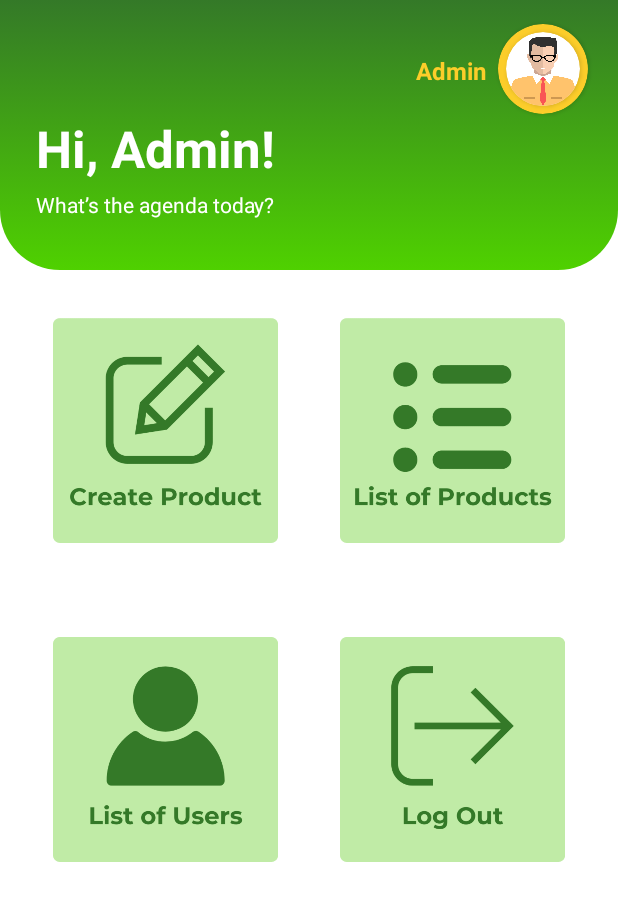
After one commit to Diolazo/practice, an Android app: the AdminDashboard screen opened directly, with no data from a screen before it, on a phone screen of 412 x 824 dp. The commit adds this screen. Shown: the top 901 px of the screen. Run offline under Robolectric (Android 15) with nearby library versions, the phone set to English and light mode, and no system bars; Roboto replaces fonts that are not available here.

Commit message:
six commit

```diff
--- a/app/build.gradle.kts
+++ b/app/build.gradle.kts
@@ -44,7 +44,8 @@ dependencies {
     implementation(libs.androidx.core.ktx)
     implementation(libs.androidx.appcompat)
     implementation(libs.material)
-    implementation("androidx.core:core-splashscreen:1.0.1")
+    implementation (libs.jbcrypt)
+    implementation(libs.androidx.core.splashscreen)
     implementation(libs.androidx.activity)
     implementation(libs.androidx.constraintlayout)
     testImplementation(libs.junit)
--- /dev/null
+++ b/app/src/main/java/com/example/practice/data/adminpanel/AdminDashboard.kt
@@ -0,0 +1,55 @@
+package com.example.practice.data.adminpanel
+
+import android.content.Intent
+import android.os.Bundle
+import android.os.Handler
+import android.os.Looper
+import android.widget.Toast
+import androidx.activity.enableEdgeToEdge
+import androidx.appcompat.app.AppCompatActivity
+import androidx.core.view.ViewCompat
+import androidx.core.view.WindowInsetsCompat
+import com.example.practice.R
+import com.example.practice.data.SignInActivity
+import com.example.practice.databinding.DesignAdminDashboardBinding
+
+class AdminDashboard : AppCompatActivity() {
+    private lateinit var binding: DesignAdminDashboardBinding
+    private var doubleBackToExitPressedOnce = false
+
+    override fun onCreate(savedInstanceState: Bundle?) {
+        super.onCreate(savedInstanceState)
+        binding = DesignAdminDashboardBinding.inflate(layoutInflater)
+        setContentView(binding.root)
+
+        binding.btnCreatep.setOnClickListener {
+            startActivity(Intent(this, AdminCreate::class.java))
+        }
+
+        binding.btnListp.setOnClickListener {
+            startActivity(Intent(this, AdminListProduct::class.java))
+        }
+
+        binding.btnListu.setOnClickListener {
+            startActivity(Intent(this, AdminListUser::class.java))
+        }
+
+        binding.btnLogout.setOnClickListener {
+            startActivity(Intent(this, SignInActivity::class.java))
+        }
+    }
+
+    override fun onBackPressed() {
+        if (doubleBackToExitPressedOnce) {
+            super.onBackPressed()
+            return
+        }
+        this.doubleBackToExitPressedOnce = true
+        Toast.makeText(this, "Press back again to exit", Toast.LENGTH_SHORT).show()
+
+        Handler(Looper.getMainLooper()).postDelayed({
+            doubleBackToExitPressedOnce = false
+        }, 2000)
+
+    }
+}
--- /dev/null
+++ b/app/src/main/res/layout/design_admin_dashboard.xml
@@ -0,0 +1,128 @@
+<?xml version="1.0" encoding="utf-8"?>
+<androidx.constraintlayout.widget.ConstraintLayout xmlns:android="http://schemas.android.com/apk/res/android"
+    xmlns:app="http://schemas.android.com/apk/res-auto"
+    xmlns:tools="http://schemas.android.com/tools"
+    android:id="@+id/main"
+    android:layout_width="match_parent"
+    android:layout_height="match_parent"
+    tools:context=".data.adminpanel.AdminDashboard"
+    android:background="@color/white">
+
+    <androidx.constraintlayout.widget.ConstraintLayout
+        android:id="@+id/constraintLayout3"
+        android:layout_width="match_parent"
+        android:layout_height="180dp"
+        android:background="@drawable/custom_home_page"
+        app:layout_constraintEnd_toEndOf="parent"
+        app:layout_constraintStart_toStartOf="parent"
+        app:layout_constraintTop_toTopOf="parent">
+
+        <TextView
+            android:id="@+id/tv_admin"
+            android:layout_width="wrap_content"
+            android:layout_height="wrap_content"
+            android:layout_marginTop="36dp"
+            android:layout_marginEnd="8dp"
+            android:text="Admin"
+            android:textColor="@color/yellow"
+            android:textSize="16sp"
+            android:textStyle="bold"
+            app:layout_constraintEnd_toStartOf="@+id/cardView"
+            app:layout_constraintTop_toTopOf="parent" />
+
+        <androidx.cardview.widget.CardView
+            android:id="@+id/cardView"
+            android:layout_width="60dp"
+            android:layout_height="60dp"
+            android:layout_marginTop="16dp"
+            android:layout_marginEnd="20dp"
+            app:cardBackgroundColor="@color/yellow"
+            app:cardCornerRadius="150dp"
+            app:layout_constraintEnd_toEndOf="parent"
+            app:layout_constraintTop_toTopOf="parent">
+
+            <androidx.cardview.widget.CardView
+                android:layout_width="match_parent"
+                android:layout_height="match_parent"
+                android:layout_margin="5dp"
+                app:cardCornerRadius="150dp">
+
+                <ImageView
+                    android:layout_width="match_parent"
+                    android:layout_height="match_parent"
+                    android:scaleType="centerCrop"
+                    android:src="@drawable/ic_admin" />
+
+            </androidx.cardview.widget.CardView>
+        </androidx.cardview.widget.CardView>
+
+        <TextView
+            android:id="@+id/no_value10"
+            android:layout_width="wrap_content"
+            android:layout_height="wrap_content"
+            android:layout_marginStart="24dp"
+            android:text="Hi, Admin!"
+            android:textColor="@color/white"
+            android:textSize="34sp"
+            android:textStyle="bold"
+            app:layout_constraintStart_toStartOf="parent"
+            app:layout_constraintTop_toBottomOf="@+id/cardView" />
+
+        <TextView
+            android:id="@+id/no_value11"
+            android:layout_width="wrap_content"
+            android:layout_height="wrap_content"
+            android:layout_marginStart="24dp"
+            android:layout_marginTop="5dp"
+            android:text="What’s the agenda today?"
+            android:textColor="@color/white"
+            app:layout_constraintStart_toStartOf="parent"
+            app:layout_constraintTop_toBottomOf="@+id/no_value10" />
+
+
+    </androidx.constraintlayout.widget.ConstraintLayout>
+
+    <ImageView
+        android:id="@+id/btn_createp"
+        android:layout_width="150dp"
+        android:layout_height="150dp"
+        android:layout_marginStart="35dp"
+        android:layout_marginTop="32dp"
+        app:layout_constraintStart_toStartOf="parent"
+        app:layout_constraintTop_toBottomOf="@+id/constraintLayout3"
+        android:src="@drawable/ic_createp" />
+
+    <ImageView
+        android:id="@+id/btn_listp"
+        android:layout_width="150dp"
+        android:layout_height="150dp"
+        android:layout_marginTop="32dp"
+        android:layout_marginEnd="35dp"
+        app:layout_constraintEnd_toEndOf="parent"
+        app:layout_constraintTop_toBottomOf="@+id/constraintLayout3"
+        android:src="@drawable/ic_listp" />
+
+    <ImageView
+        android:id="@+id/btn_listu"
+        android:layout_width="150dp"
+        android:layout_height="150dp"
+        android:layout_marginStart="35dp"
+        android:layout_marginTop="16dp"
+        android:layout_marginBottom="203dp"
+        android:src="@drawable/ic_listu"
+        app:layout_constraintBottom_toBottomOf="parent"
+        app:layout_constraintStart_toStartOf="parent"
+        app:layout_constraintTop_toBottomOf="@+id/btn_createp" />
+
+    <ImageView
+        android:id="@+id/btn_logout"
+        android:layout_width="150dp"
+        android:layout_height="150dp"
+        android:layout_marginTop="16dp"
+        android:layout_marginEnd="35dp"
+        android:layout_marginBottom="203dp"
+        android:src="@drawable/ic_logout"
+        app:layout_constraintBottom_toBottomOf="parent"
+        app:layout_constraintEnd_toEndOf="parent"
+        app:layout_constraintTop_toBottomOf="@+id/btn_listp" />
+</androidx.constraintlayout.widget.ConstraintLayout>
--- a/gradle/libs.versions.toml
+++ b/gradle/libs.versions.toml
@@ -1,5 +1,7 @@
 [versions]
 agp = "8.6.1"
+coreSplashscreen = "1.0.1"
+jbcrypt = "0.4"
 kotlin = "1.9.0"
 coreKtx = "1.13.1"
 junit = "4.13.2"
@@ -12,6 +14,8 @@ constraintlayout = "2.1.4"
 
 [libraries]
 androidx-core-ktx = { group = "androidx.core", name = "core-ktx", version.ref = "coreKtx" }
+androidx-core-splashscreen = { module = "androidx.core:core-splashscreen", version.ref = "coreSplashscreen" }
+jbcrypt = { module = "org.mindrot:jbcrypt", version.ref = "jbcrypt" }
 junit = { group = "junit", name = "junit", version.ref = "junit" }
 androidx-junit = { group = "androidx.test.ext", name = "junit", version.ref = "junitVersion" }
 androidx-espresso-core = { group = "androidx.test.espresso", name = "espresso-core", version.ref = "espressoCore" }
```
Also changed, not shown: app/src/main/AndroidManifest.xml (+12 -0 lines), app/src/main/java/com/example/practice/data/HomePageActivity.kt (+24 -0 lines), app/src/main/java/com/example/practice/data/SignInActivity.kt (+6 -2 lines), app/src/main/java/com/example/practice/data/adminpanel/AdminCreate.kt (added, +21 -0 lines), app/src/main/java/com/example/practice/data/adminpanel/AdminListProduct.kt (added, +21 -0 lines), app/src/main/java/com/example/practice/data/adminpanel/AdminListUser.kt (added, +21 -0 lines), app/src/main/java/com/example/practice/data/files/DatabaseHelper.kt (+18 -0 lines), app/src/main/res/layout/design_admin_create.xml (added, +10 -0 lines), app/src/main/res/layout/design_admin_list_product.xml (added, +10 -0 lines), app/src/main/res/layout/design_admin_list_user.xml (added, +10 -0 lines), app/src/main/res/layout/design_home_page_activity.xml (+4 -4 lines), app/src/main/res/drawable/ic_admin.png (added), app/src/main/res/drawable/ic_createp.png (added), app/src/main/res/drawable/ic_listp.png (added), 2 more files.
